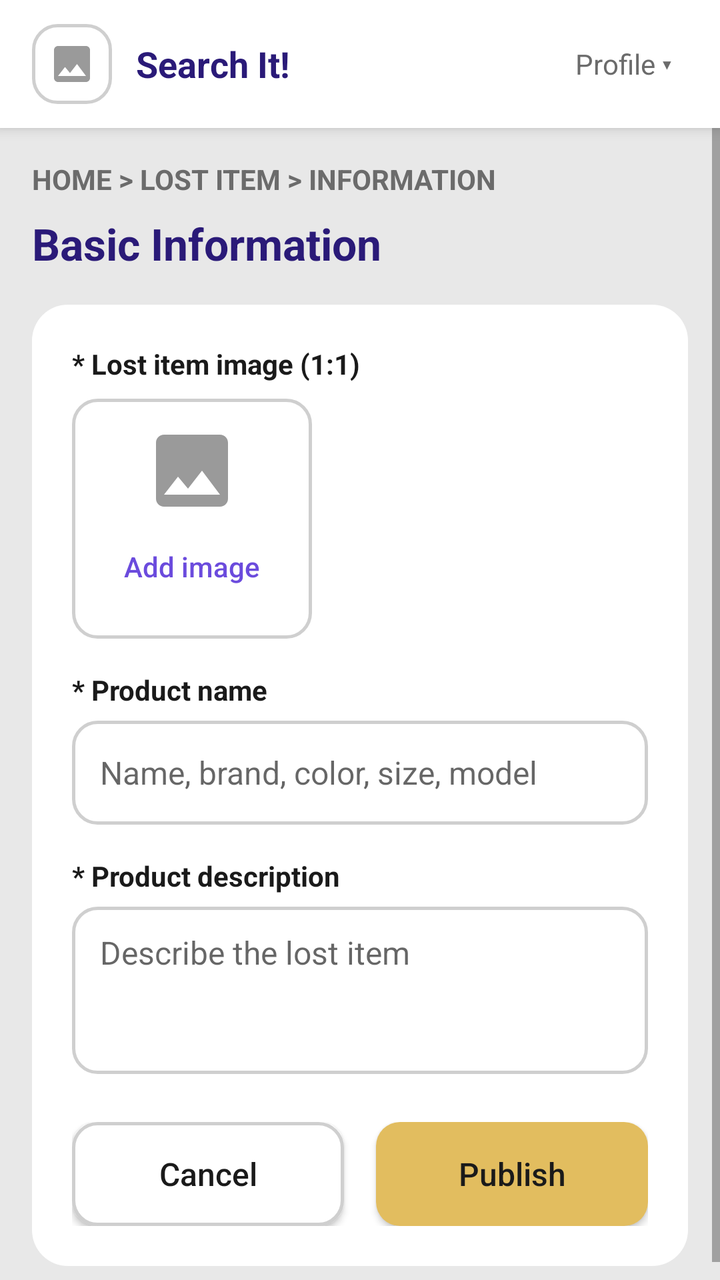
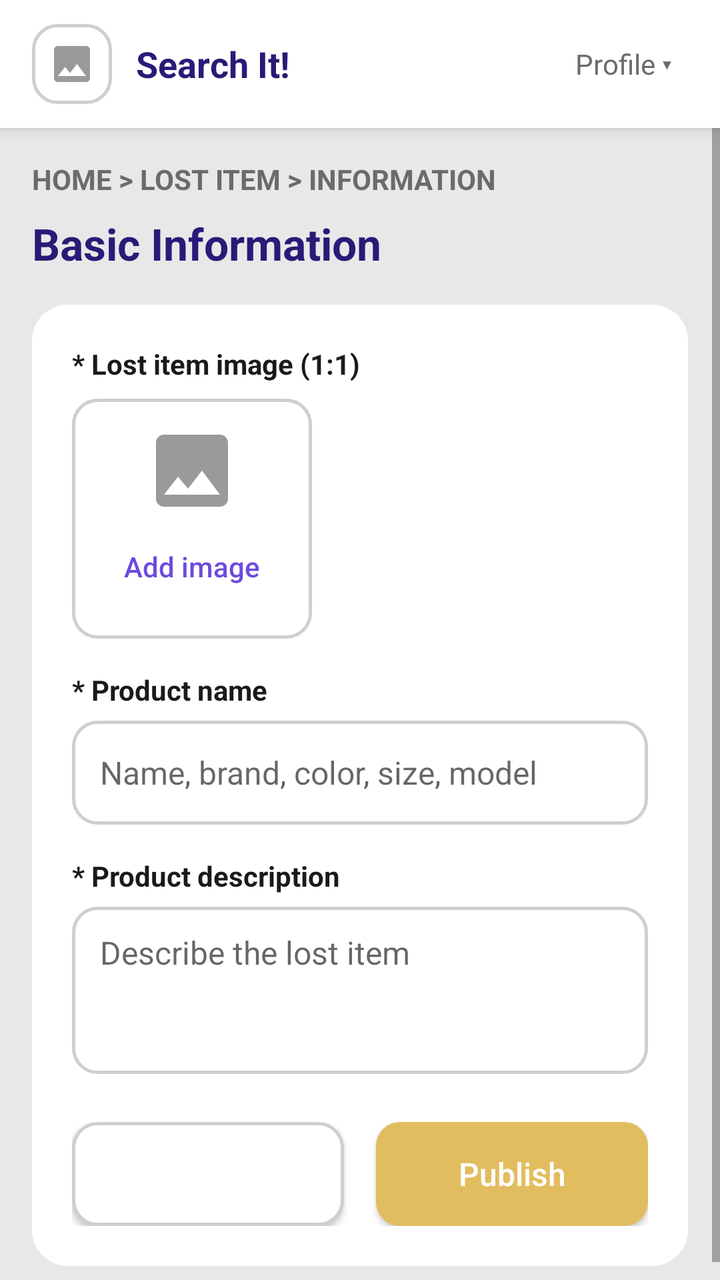

An Android layout rendered at two revisions. The XML below is the earlier revision; the diff shows what the commit changed to produce the second picture.
<!-- AndroidManifest.xml: application theme Theme.MINIPETA -->
<!-- res/layout/activity_lost_item.xml -->
<?xml version="1.0" encoding="utf-8"?>
<LinearLayout xmlns:android="http://schemas.android.com/apk/res/android"
    xmlns:tools="http://schemas.android.com/tools"
    android:layout_width="match_parent"
    android:layout_height="match_parent"
    android:background="@color/white"
    android:fitsSystemWindows="true"
    android:orientation="vertical">

    <include layout="@layout/view_top_bar" />

    <ScrollView
        android:layout_width="match_parent"
        android:layout_height="0dp"
        android:layout_weight="1"
        android:background="@color/gray_bg">

        <LinearLayout
            android:layout_width="match_parent"
            android:layout_height="wrap_content"
            android:orientation="vertical"
            android:padding="@dimen/space_m">

            <TextView
                android:id="@+id/tvBreadcrumb"
                style="@style/SearchIt.Label"
                android:layout_width="wrap_content"
                android:layout_height="wrap_content"
                android:text="@string/lost_breadcrumb"
                android:textColor="@color/text_gray"
                android:textSize="@dimen/text_label" />

            <TextView
                android:id="@+id/tvLostTitle"
                style="@style/SearchIt.Title"
                android:layout_width="wrap_content"
                android:layout_height="wrap_content"
                android:layout_marginTop="@dimen/space_s"
                android:text="@string/lost_title"
                android:textColor="@color/purple_dark" />

            <LinearLayout
                android:id="@+id/cardForm"
                android:layout_width="match_parent"
                android:layout_height="wrap_content"
                android:layout_marginTop="@dimen/space_m"
                android:background="@drawable/bg_card"
                android:orientation="vertical"
                android:padding="@dimen/card_padding">

                
                <TextView
                    style="@style/SearchIt.Label"
                    android:layout_width="wrap_content"
                    android:layout_height="wrap_content"
                    android:labelFor="@+id/btnAddImage"
                    android:text="@string/lost_image_label" />

                <LinearLayout
                    android:layout_width="120dp"
                    android:layout_height="120dp"
                    android:layout_marginTop="@dimen/space_s"
                    android:background="@drawable/bg_input"
                    android:gravity="center"
                    android:orientation="vertical"
                    tools:ignore="UseCompoundDrawables">

                    <ImageView
                        android:id="@+id/ivItemImage"
                        android:layout_width="48dp"
                        android:layout_height="48dp"
                        android:contentDescription="@string/cd_add_image"
                        android:src="@drawable/ic_placeholder" />

                    <Button
                        android:id="@+id/btnAddImage"
                        style="@style/Widget.AppCompat.Button.Borderless"
                        android:layout_width="wrap_content"
                        android:layout_height="wrap_content"
                        android:minHeight="48dp"
                        android:text="@string/lost_add_image"
                        android:textAllCaps="false"
                        android:textColor="@color/purple"
                        android:textSize="@dimen/text_label" />
                </LinearLayout>

                
                <TextView
                    style="@style/SearchIt.Label"
                    android:layout_width="wrap_content"
                    android:layout_height="wrap_content"
                    android:layout_marginTop="@dimen/space_m"
                    android:labelFor="@+id/etProductName"
                    android:text="@string/lost_name_label" />

                <EditText
                    android:id="@+id/etProductName"
                    style="@style/SearchIt.Input"
                    android:layout_width="match_parent"
                    android:layout_height="wrap_content"
                    android:layout_marginTop="6dp"
                    android:autofillHints=""
                    android:hint="@string/lost_name_hint"
                    android:importantForAutofill="no"
                    android:inputType="text"
                    tools:ignore="LabelFor" />

                
                <TextView
                    style="@style/SearchIt.Label"
                    android:layout_width="wrap_content"
                    android:layout_height="wrap_content"
                    android:layout_marginTop="@dimen/space_m"
                    android:labelFor="@+id/etProductDesc"
                    android:text="@string/lost_desc_label" />

                <EditText
                    android:id="@+id/etProductDesc"
                    style="@style/SearchIt.Input"
                    android:layout_width="match_parent"
                    android:layout_height="wrap_content"
                    android:layout_marginTop="6dp"
                    android:autofillHints=""
                    android:gravity="top"
                    android:hint="@string/lost_desc_hint"
                    android:importantForAutofill="no"
                    android:inputType="textMultiLine"
                    android:minLines="3"
                    android:paddingTop="12dp"
                    android:paddingBottom="12dp"
                    tools:ignore="LabelFor" />

                
                <LinearLayout
                    android:layout_width="match_parent"
                    android:layout_height="wrap_content"
                    android:layout_marginTop="@dimen/space_l"
                    android:orientation="horizontal">

                    <Button
                        android:id="@+id/btnCancel"
                        style="@style/SearchIt.Button.Outline"
                        android:layout_width="0dp"
                        android:layout_height="wrap_content"
                        android:layout_marginEnd="@dimen/space_s"
                        android:layout_weight="1"
                        android:text="@string/btn_cancel" />

                    <Button
                        android:id="@+id/btnPublish"
                        style="@style/SearchIt.Button.Gold"
                        android:layout_width="0dp"
                        android:layout_height="wrap_content"
                        android:layout_marginStart="@dimen/space_s"
                        android:layout_weight="1"
                        android:text="@string/btn_publish" />
                </LinearLayout>

            </LinearLayout>
        </LinearLayout>
    </ScrollView>
</LinearLayout>
<!-- res/layout/view_top_bar.xml (included above) -->
<?xml version="1.0" encoding="utf-8"?>
<LinearLayout xmlns:android="http://schemas.android.com/apk/res/android"
    xmlns:tools="http://schemas.android.com/tools"
    android:id="@+id/topBar"
    android:layout_width="match_parent"
    android:layout_height="64dp"
    android:background="@color/white"
    android:elevation="4dp"
    android:gravity="center_vertical"
    android:orientation="horizontal"
    android:paddingStart="@dimen/space_m"
    android:paddingEnd="@dimen/space_m"
    tools:ignore="UseCompoundDrawables">

    <ImageView
        android:id="@+id/ivTopLogo"
        android:layout_width="40dp"
        android:layout_height="40dp"
        android:background="@drawable/bg_logo"
        android:contentDescription="@string/cd_logo"
        android:padding="8dp"
        android:src="@drawable/ic_placeholder" />

    <TextView
        android:id="@+id/tvTopTitle"
        style="@style/SearchIt.Title"
        android:layout_width="0dp"
        android:layout_height="wrap_content"
        android:layout_marginStart="12dp"
        android:layout_weight="1"
        android:text="@string/top_title"
        android:textColor="@color/purple_dark"
        android:textSize="@dimen/text_heading" />

    <TextView
        android:id="@+id/tvProfile"
        android:layout_width="wrap_content"
        android:layout_height="wrap_content"
        android:clickable="true"
        android:focusable="true"
        android:gravity="center"
        android:minHeight="48dp"
        android:paddingStart="@dimen/space_s"
        android:paddingEnd="@dimen/space_s"
        android:text="@string/top_profile"
        android:textColor="@color/text_gray"
        android:textSize="@dimen/text_label" />
</LinearLayout>
<!-- resources referenced by this layout -->
<resources>
  <color name="gray_bg">#E8E8E8</color>
  <color name="purple">#6B4BDD</color>
  <color name="purple_dark">#2A1A78</color>
  <color name="text_gray">#6B6B6B</color>
  <color name="white">#FFFFFFFF</color>
  <dimen name="card_padding">20dp</dimen>
  <dimen name="space_l">24dp</dimen>
  <dimen name="space_m">16dp</dimen>
  <dimen name="space_s">8dp</dimen>
  <dimen name="text_heading">18sp</dimen>
  <dimen name="text_label">14sp</dimen>
  <!-- drawable bg_card (drawable) -->
  <?xml version="1.0" encoding="utf-8"?>
  <shape xmlns:android="http://schemas.android.com/apk/res/android">
      <solid android:color="@color/white" />
      <corners android:radius="18dp" />
  </shape>
  <!-- drawable bg_input (drawable) -->
  <?xml version="1.0" encoding="utf-8"?>
  <shape xmlns:android="http://schemas.android.com/apk/res/android">
      <solid android:color="@color/white" />
      <stroke android:width="1.5dp" android:color="@color/stroke" />
      <corners android:radius="12dp" />
  </shape>
  <!-- drawable bg_logo (drawable) -->
  <?xml version="1.0" encoding="utf-8"?>
  <shape xmlns:android="http://schemas.android.com/apk/res/android">
      <solid android:color="@color/white" />
      <stroke android:width="1.5dp" android:color="@color/stroke" />
      <corners android:radius="12dp" />
  </shape>
  <string name="btn_cancel">Cancel</string>
  <string name="btn_publish">Publish</string>
  <string name="cd_add_image">Add item image</string>
  <string name="cd_logo">School seal</string>
  <string name="lost_add_image">Add image</string>
  <string name="lost_breadcrumb">HOME  &gt;  LOST ITEM  &gt;  INFORMATION</string>
  <string name="lost_desc_hint">Describe the lost item</string>
  <string name="lost_desc_label">* Product description</string>
  <string name="lost_image_label">* Lost item image (1:1)</string>
  <string name="lost_name_hint">Name, brand, color, size, model</string>
  <string name="lost_name_label">* Product name</string>
  <string name="lost_title">Basic Information</string>
  <string name="top_profile">Profile ▾</string>
  <string name="top_title">Search It!</string>
  <style name="SearchIt.Button.Gold">
          <item name="android:background">@drawable/bg_btn_gold</item>
          <item name="android:textColor">@color/text_dark</item>
      </style>
  <style name="SearchIt.Button.Outline">
          <item name="android:background">@drawable/bg_btn_outline</item>
          <item name="android:textColor">@color/text_dark</item>
      </style>
  <style name="SearchIt.Label" parent="">
          <item name="android:textColor">@color/text_dark</item>
          <item name="android:textSize">@dimen/text_label</item>
          <item name="android:textStyle">bold</item>
      </style>
  <style name="SearchIt.Title" parent="">
      <item name="android:textColor">@color/text_dark</item>
      <item name="android:textSize">@dimen/text_title</item>
      <item name="android:textStyle">bold</item>
  </style>
  <color name="stroke">#CFCFCF</color>
  <!-- drawable bg_btn_gold (drawable) -->
  <?xml version="1.0" encoding="utf-8"?>
  <shape xmlns:android="http://schemas.android.com/apk/res/android">
      <solid android:color="@color/gold" />
      <corners android:radius="12dp" />
  </shape>
  <color name="text_dark">#1A1A1A</color>
  <!-- drawable bg_btn_outline (drawable) -->
  <?xml version="1.0" encoding="utf-8"?>
  <shape xmlns:android="http://schemas.android.com/apk/res/android">
      <solid android:color="@color/white" />
      <stroke android:width="1.5dp" android:color="@color/stroke" />
      <corners android:radius="12dp" />
  </shape>
  <dimen name="text_body">16sp</dimen>
  <dimen name="control_height">52dp</dimen>
  <dimen name="text_title">22sp</dimen>
  <color name="purple_500">#FF6200EE</color>
  <color name="purple_700">#FF3700B3</color>
  <color name="teal_200">#FF03DAC5</color>
  <color name="teal_700">#FF018786</color>
  <color name="black">#FF000000</color>
  <color name="gold">#E2BD5F</color>
  <!-- unchanged entries left out for length: 3 -->
</resources>

<!-- the commit's change to res/layout/activity_lost_item.xml (unified diff, before → after) -->
@@ -144,6 +144,7 @@
                         android:layout_height="wrap_content"
                         android:layout_marginEnd="@dimen/space_s"
                         android:layout_weight="1"
+                        android:textColor="@color/white"
                         android:text="@string/btn_cancel" />
 
                     <Button
@@ -153,6 +154,7 @@
                         android:layout_height="wrap_content"
                         android:layout_marginStart="@dimen/space_s"
                         android:layout_weight="1"
+                        android:textColor="@color/white"
                         android:text="@string/btn_publish" />
                 </LinearLayout>
 
